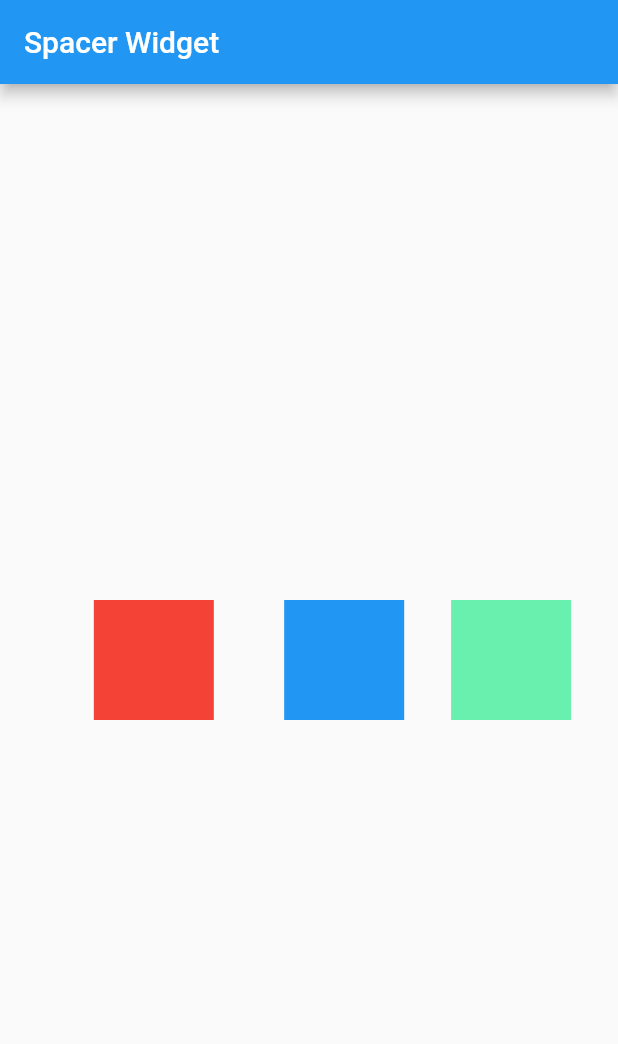
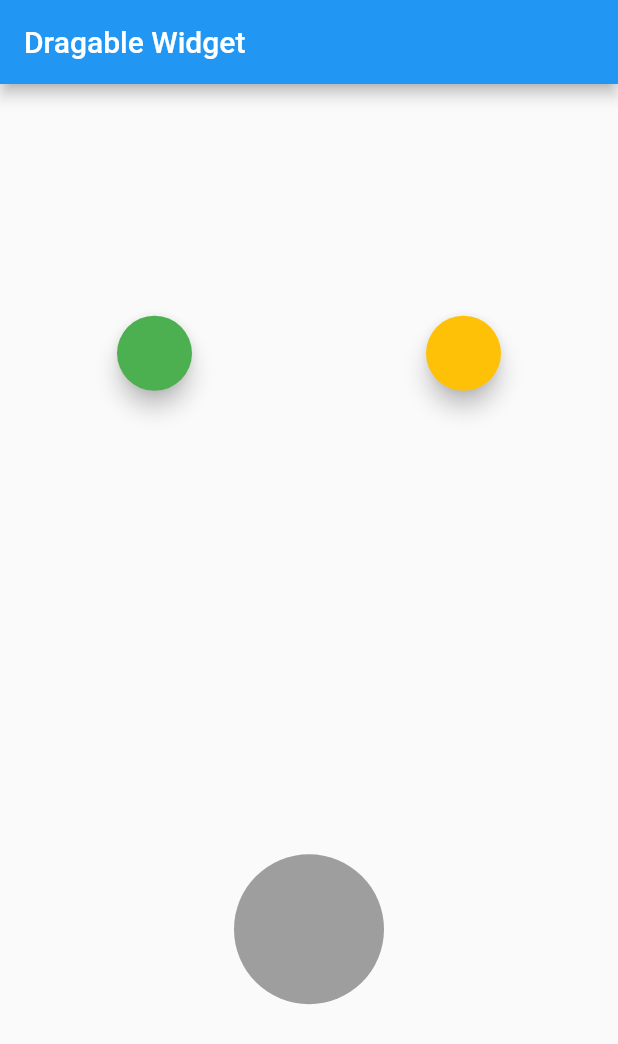
Before and after one commit to zeph1re/FlutterTutorial, a Flutter app: the screen it shows after launch, on a phone screen of 412 x 824 dp. Shown: the top 1044 px of the screen. Run offline on Flutter 3.47's test engine with Material 2 defaults, Android fonts, the phone set to English and light mode, and no system bars.

Commit message:
add dragable, dragtarget, and material

```diff
--- a/lib/main.dart
+++ b/lib/main.dart
@@ -4,49 +4,121 @@ void main() {
   runApp(const MyApp());
 }
 
-class MyApp extends StatelessWidget {
+class MyApp extends StatefulWidget {
   const MyApp({super.key});
+
+  @override
+  State<MyApp> createState() => _MyAppState();
+}
+
+class _MyAppState extends State<MyApp> {
+  Color color1 = Colors.green;
+  Color color2 = Colors.amber;
+  late Color targetColor;
+  bool isFilled = false;
 
   @override
   Widget build(BuildContext context) {
     return MaterialApp(
       home: Scaffold(
         appBar: AppBar(
-          title: const Text("Spacer Widget"),
+          title: const Text("Dragable Widget"),
         ),
-        body: Center(
-            child: Row(
-          mainAxisAlignment: MainAxisAlignment.spaceBetween,
+        body: Column(
+          mainAxisAlignment: MainAxisAlignment.spaceAround,
           children: [
-            const Spacer(
-              flex: 4,
+            Row(
+              mainAxisAlignment: MainAxisAlignment.spaceAround,
+              children: [
+                Draggable<Color>(
+                  data: color1,
+                  feedback: SizedBox(
+                    width: 50,
+                    height: 50,
+                    child: Material(
+                      color: color1.withOpacity(0.5),
+                      shape: const StadiumBorder(),
+                      elevation: 6,
                     ),
-            Container(
-              width: 80,
-              height: 80,
-              color: Colors.red,
                   ),
-            const Spacer(
-              flex: 3,
+                  childWhenDragging: const SizedBox(
+                    width: 50,
+                    height: 50,
+                    child: Material(
+                      color: Colors.black12,
+                      shape: StadiumBorder(),
+                      elevation: 6,
                     ),
-            Container(
-              width: 80,
-              height: 80,
-              color: Colors.blue,
                   ),
-            const Spacer(
-              flex: 2,
+                  child: SizedBox(
+                    width: 50,
+                    height: 50,
+                    child: Material(
+                      color: color1,
+                      shape: const StadiumBorder(),
+                      elevation: 6,
                     ),
-            Container(
-              width: 80,
-              height: 80,
-              color: Colors.greenAccent,
                   ),
-            const Spacer(
-              flex: 2,
                 ),
+                Draggable<Color>(
+                  data: color2,
+                  feedback: SizedBox(
+                    width: 50,
+                    height: 50,
+                    child: Material(
+                      color: color2.withOpacity(0.5),
+                      shape: const StadiumBorder(),
+                      elevation: 6,
+                    ),
+                  ),
+                  childWhenDragging: const SizedBox(
+                    width: 50,
+                    height: 50,
+                    child: Material(
+                      color: Colors.black12,
+                      shape: StadiumBorder(),
+                      elevation: 6,
+                    ),
+                  ),
+                  child: SizedBox(
+                    width: 50,
+                    height: 50,
+                    child: Material(
+                      color: color2,
+                      shape: const StadiumBorder(),
+                      elevation: 6,
+                    ),
+                  ),
+                )
               ],
+            ),
+            DragTarget<Color>(
+              builder: (BuildContext context, List<dynamic> accepted,
+                      List<dynamic> rejected) =>
+                  (isFilled)
+                      ? SizedBox(
+                          width: 100,
+                          height: 100,
+                          child: Material(
+                            color: targetColor,
+                            shape: const StadiumBorder(),
+                          ),
+                        )
+                      : const SizedBox(
+                          width: 100,
+                          height: 100,
+                          child: Material(
+                            color: Colors.grey,
+                            shape: StadiumBorder(),
                           )),
+              onWillAccept: (value) => true,
+              onAccept: (value) {
+                isFilled = true;
+                targetColor = value;
+              },
+            )
+          ],
+        ),
       ),
     );
   }
```
Lines whose indentation alone changed are shown as unchanged.
